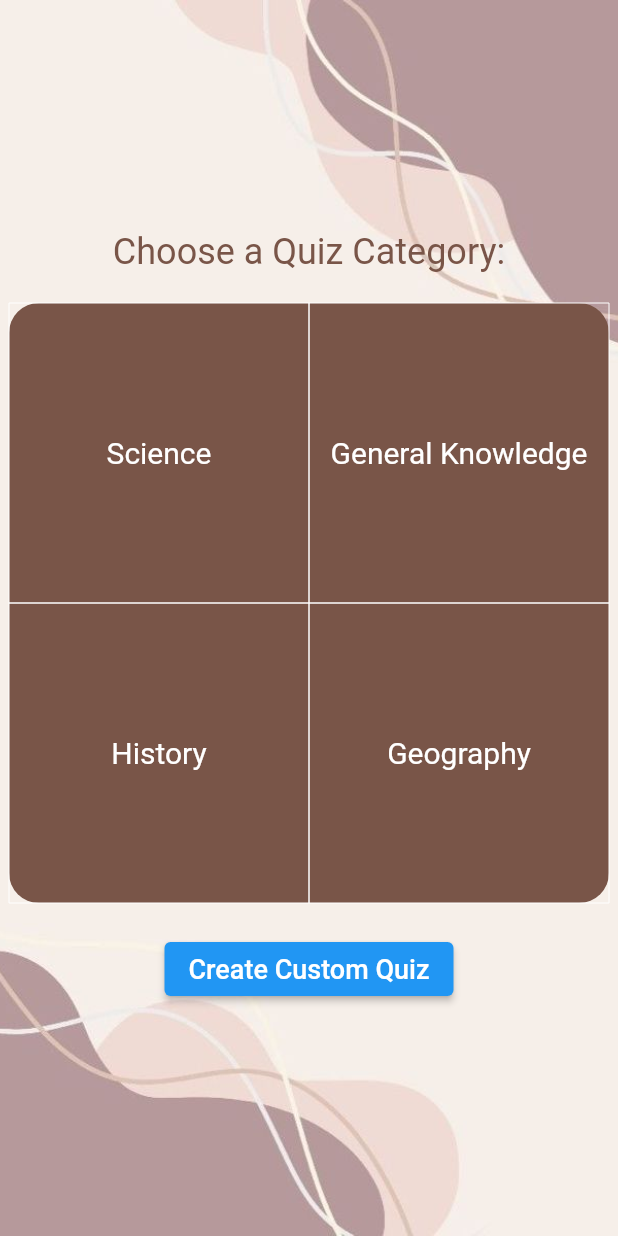
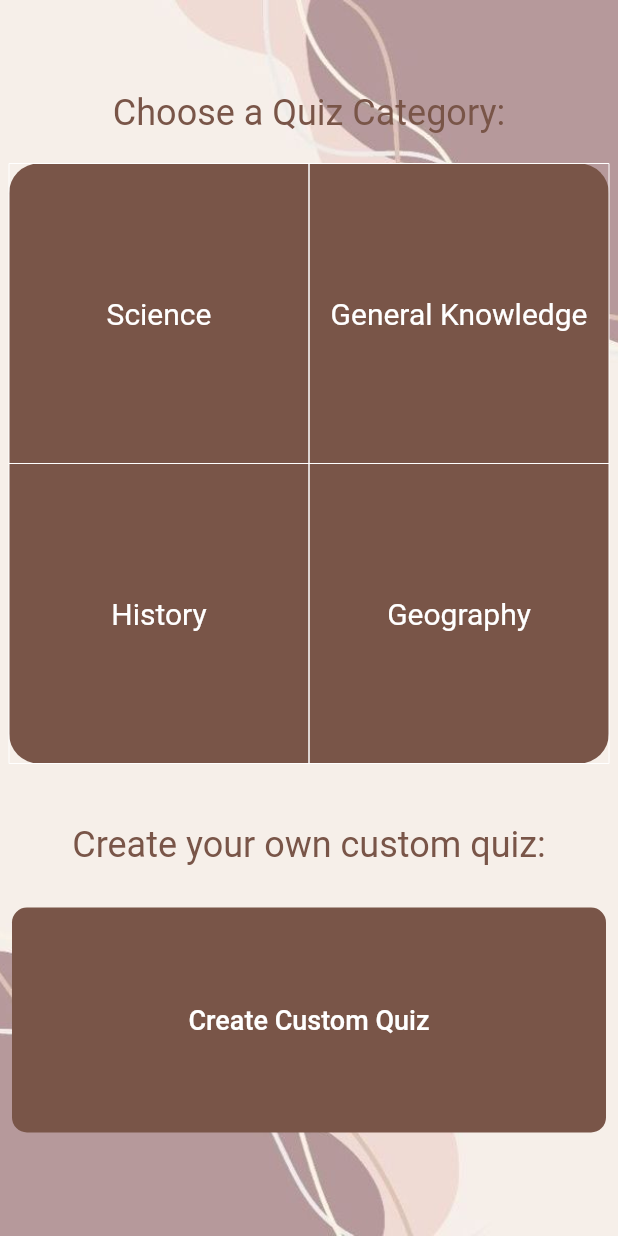
Before and after one commit to aahanaasharrma/quizeria, a Flutter app: the screen it shows after launch, on a phone screen of 412 x 824 dp. Run offline on Flutter 3.47's test engine with Material 2 defaults, Android fonts, the phone set to English and light mode, and no system bars.

Commit message:
UI added, custom creation left

```diff
--- a/lib/home_page.dart
+++ b/lib/home_page.dart
@@ -86,8 +86,16 @@ class HomePage extends StatelessWidget {
                   ),
                 ),
               ),
+              SizedBox(height: 40), // Increase the gap
+              Text(
+                "Create your own custom quiz:", // Add this line
+                style: TextStyle(
+                  fontSize: 24,
+                  color: Colors.brown,
+                ),
+              ),
               SizedBox(height: 20),
-              ElevatedButton(
+              TextButton( // Use FlatButton for a flat button
                 onPressed: () {
                   // Navigate to the custom quiz creation screen
                   Navigator.of(context).push(
@@ -96,9 +104,19 @@ class HomePage extends StatelessWidget {
                     ),
                   );
                 },
-                child: Text(
-                  "Create Custom Quiz",
-                  style: TextStyle(fontSize: 18),
+                child: Container(
+                  width: 400, // Set the width of the button
+                  height: 150, // Set the height of the button
+                  decoration: BoxDecoration(
+                    color: Colors.brown, // Set the background color to brown
+                    borderRadius: BorderRadius.circular(10), // Add rounded corners to the button
+                  ),
+                  child: Center(
+                    child: Text(
+                      "Create Custom Quiz",
+                      style: TextStyle(fontSize: 18, color: Colors.white),
+                    ),
+                  ),
                 ),
               ),
             ],
```
Also changed, not shown: lib/quiz_result.dart (+84 -16 lines), lib/quiz_screen.dart (+35 -12 lines), lib/custom_quiz_screen.dart (line endings or trailing spaces), lib/quiz_data.dart (line endings or trailing spaces).
